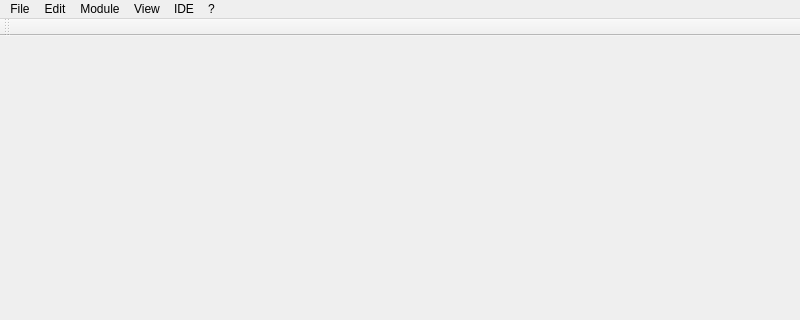
First picture: the form in gui/resources/mainwindow.ui, repository arxsys/dff-ui, before the edit; both pictures show x 0 to 800 and y 0 to 320 of the 800 by 598 pixel window.
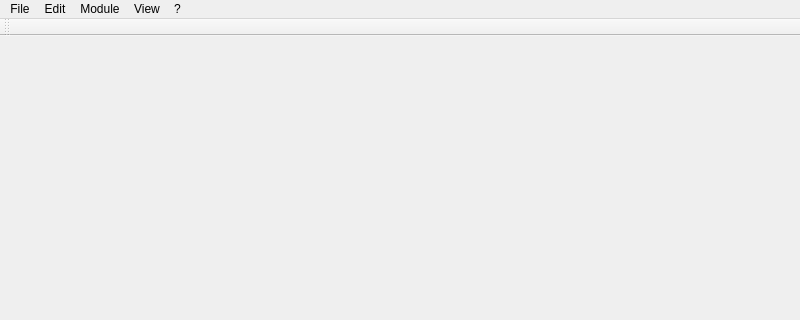
Second picture: the form after the edit. Icons and pictures are not drawn.

Commit message: * Remove IDE which is obsolete

```diff
--- a/gui/resources/mainwindow.ui
+++ b/gui/resources/mainwindow.ui
@@ -20,7 +20,7 @@
      <x>0</x>
      <y>0</y>
      <width>800</width>
-     <height>18</height>
+     <height>19</height>
     </rect>
    </property>
    <widget class="QMenu" name="menuFile">
@@ -41,13 +41,6 @@
     <addaction name="actionBrowse_modules"/>
     <addaction name="separator"/>
    </widget>
-   <widget class="QMenu" name="menuIDE">
-    <property name="title">
-     <string>IDE</string>
-    </property>
-    <addaction name="actionIdeOpen"/>
-    <addaction name="separator"/>
-   </widget>
    <widget class="QMenu" name="menuAbout">
     <property name="title">
      <string>?</string>
@@ -79,7 +72,6 @@
    <addaction name="menuEdit"/>
    <addaction name="menuModule"/>
    <addaction name="menuView"/>
-   <addaction name="menuIDE"/>
    <addaction name="menuAbout"/>
   </widget>
   <widget class="QStatusBar" name="statusbar"/>
```
The commit also changes 1 other file.
